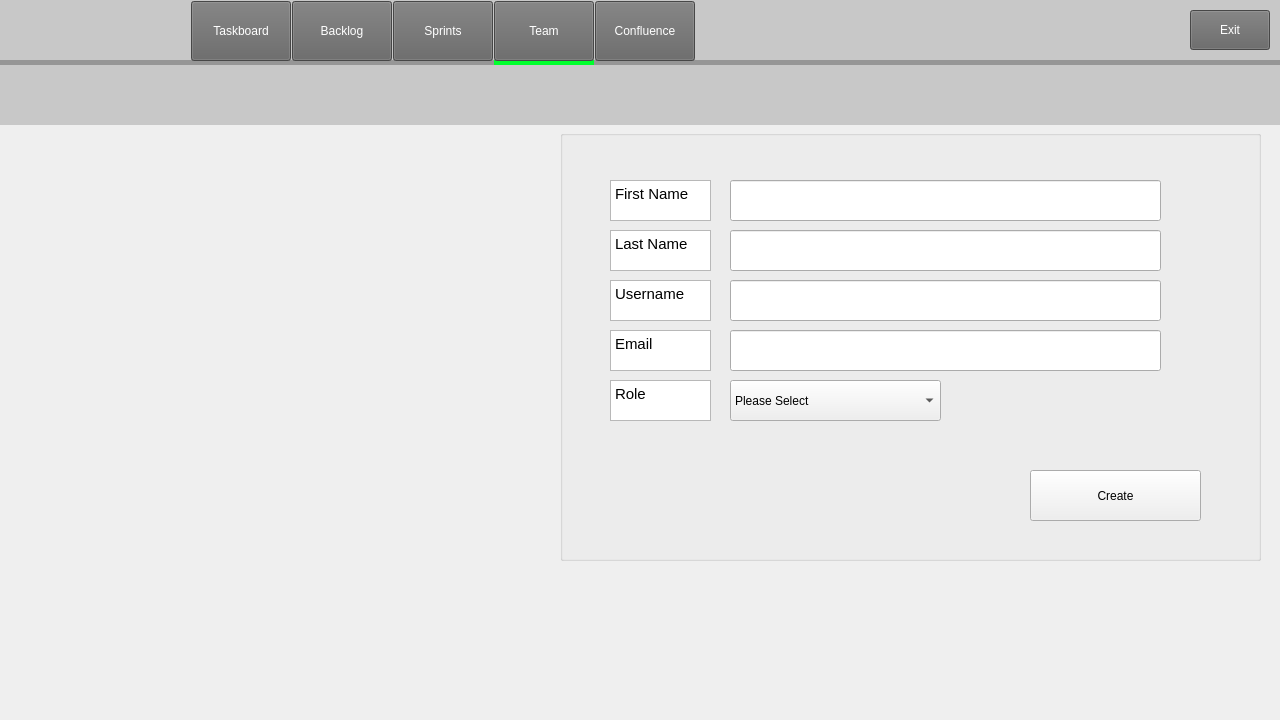
Above: code/Staging_Environment/Recovered/Staging_Environment_Recorverd/parentboard.ui from muazzamaqeel/Software-Project-CTS-5 before the change. Below: the same form after it.
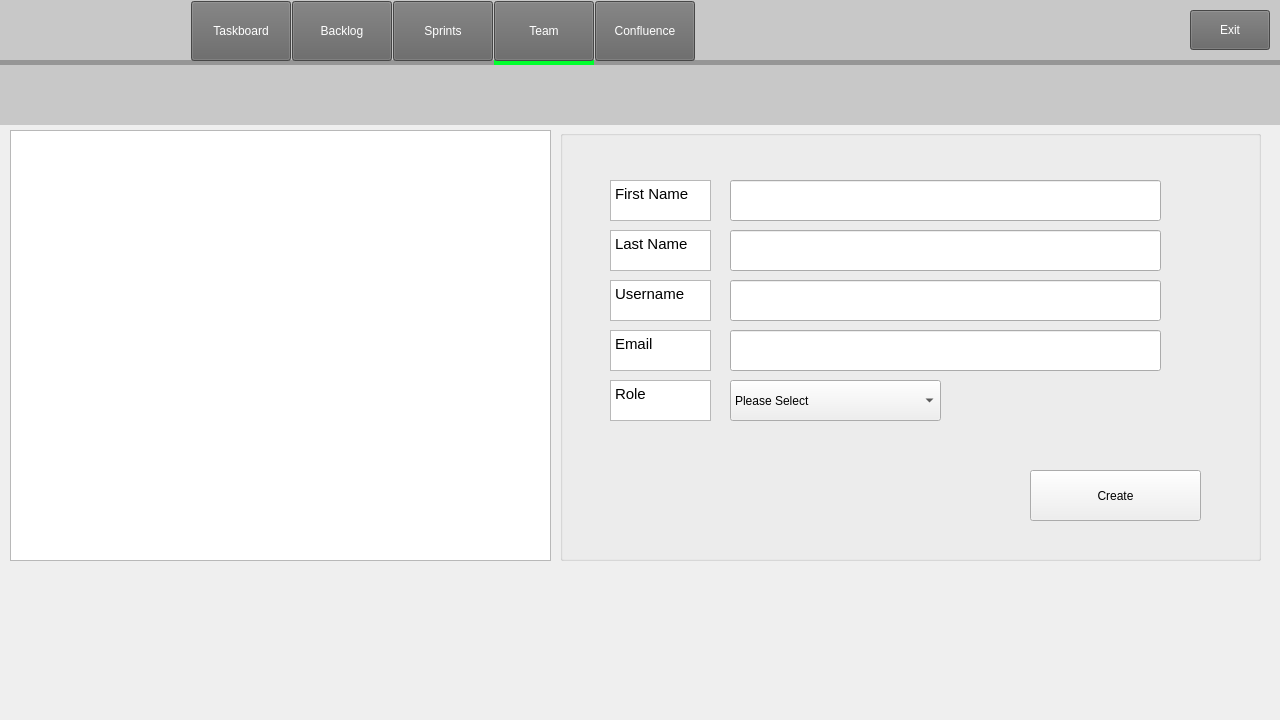
That is the form after the change. The open tabs and pages were chosen to show the change. Icons and pictures are not drawn.

Diff of the .ui file:
```diff
--- a/code/Staging_Environment/Recovered/Staging_Environment_Recorverd/parentboard.ui
+++ b/code/Staging_Environment/Recovered/Staging_Environment_Recorverd/parentboard.ui
@@ -1141,6 +1141,16 @@
       <string/>
      </property>
     </widget>
+    <widget class="QTableWidget" name="teamTable">
+     <property name="geometry">
+      <rect>
+       <x>10</x>
+       <y>70</y>
+       <width>541</width>
+       <height>431</height>
+      </rect>
+     </property>
+    </widget>
    </widget>
    <widget class="QWidget" name="sprintsPage">
     <widget class="QLabel" name="selectorS">
```
